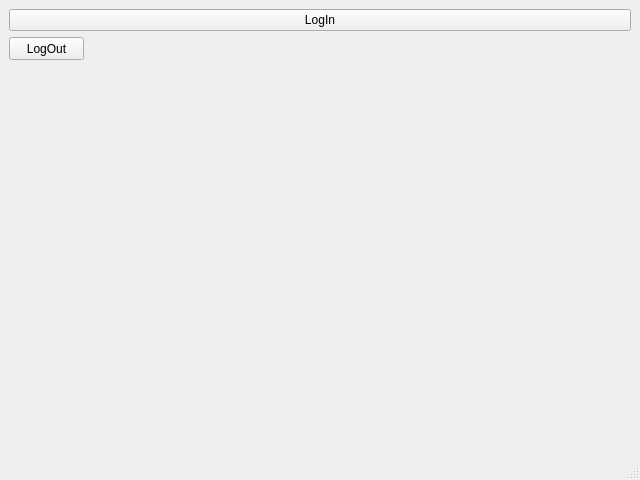
Old version of the form gui/mainwindow.ui in the repository WG-Forge/Team7.
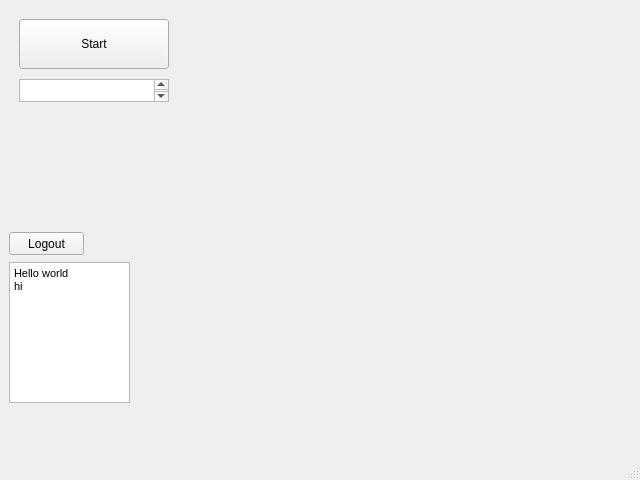
New version of the form. Custom widgets are drawn as their Qt base class.

Commit message: feat: add player class & 'user interface' & user info

```diff
--- a/gui/mainwindow.ui
+++ b/gui/mainwindow.ui
@@ -21,7 +21,55 @@
   </property>
   <widget class="QWidget" name="centralwidget">
    <layout class="QGridLayout" name="gridLayout">
-    <item row="1" column="0">
+    <item row="2" column="0">
+     <widget class="QWidget" name="startMenu" native="true">
+      <widget class="QTextEdit" name="userNameForm">
+       <property name="geometry">
+        <rect>
+         <x>10</x>
+         <y>70</y>
+         <width>150</width>
+         <height>23</height>
+        </rect>
+       </property>
+       <property name="minimumSize">
+        <size>
+         <width>0</width>
+         <height>23</height>
+        </size>
+       </property>
+       <property name="maximumSize">
+        <size>
+         <width>150</width>
+         <height>23</height>
+        </size>
+       </property>
+      </widget>
+      <widget class="QPushButton" name="startButton">
+       <property name="geometry">
+        <rect>
+         <x>10</x>
+         <y>10</y>
+         <width>150</width>
+         <height>50</height>
+        </rect>
+       </property>
+       <property name="minimumSize">
+        <size>
+         <width>150</width>
+         <height>50</height>
+        </size>
+       </property>
+       <property name="autoFillBackground">
+        <bool>false</bool>
+       </property>
+       <property name="text">
+        <string>Start</string>
+       </property>
+      </widget>
+     </widget>
+    </item>
+    <item row="3" column="0">
      <widget class="GraphView" name="graphview" native="true">
       <widget class="QPushButton" name="pushButton_2">
        <property name="geometry">
@@ -33,16 +81,28 @@
         </rect>
        </property>
        <property name="text">
-        <string>LogOut</string>
+        <string>Logout</string>
        </property>
       </widget>
-     </widget>
-    </item>
-    <item row="0" column="0">
-     <widget class="QPushButton" name="pushButton">
-      <property name="text">
-       <string>LogIn</string>
-      </property>
+      <widget class="QTextEdit" name="textEdit">
+       <property name="geometry">
+        <rect>
+         <x>0</x>
+         <y>30</y>
+         <width>121</width>
+         <height>141</height>
+        </rect>
+       </property>
+       <property name="html">
+        <string>&lt;!DOCTYPE HTML PUBLIC &quot;-//W3C//DTD HTML 4.0//EN&quot; &quot;http://www.w3.org/TR/REC-html40/strict.dtd&quot;&gt;
+&lt;html&gt;&lt;head&gt;&lt;meta name=&quot;qrichtext&quot; content=&quot;1&quot; /&gt;&lt;style type=&quot;text/css&quot;&gt;
+p, li { white-space: pre-wrap; }
+&lt;/style&gt;&lt;/head&gt;&lt;body style=&quot; font-family:'MS Shell Dlg 2'; font-size:8.25pt; font-weight:400; font-style:normal;&quot;&gt;
+&lt;p style=&quot; margin-top:0px; margin-bottom:0px; margin-left:0px; margin-right:0px; -qt-block-indent:0; text-indent:0px;&quot;&gt;Hello world&lt;/p&gt;
+&lt;p style=&quot; margin-top:0px; margin-bottom:0px; margin-left:0px; margin-right:0px; -qt-block-indent:0; text-indent:0px;&quot;&gt;hi&lt;/p&gt;
+&lt;p style=&quot;-qt-paragraph-type:empty; margin-top:0px; margin-bottom:0px; margin-left:0px; margin-right:0px; -qt-block-indent:0; text-indent:0px;&quot;&gt;&lt;br /&gt;&lt;/p&gt;&lt;/body&gt;&lt;/html&gt;</string>
+       </property>
+      </widget>
      </widget>
     </item>
    </layout>
```
Left out of the diff: 69 changed lines with no effect on the pictures. The commit also changes 13 other files.
